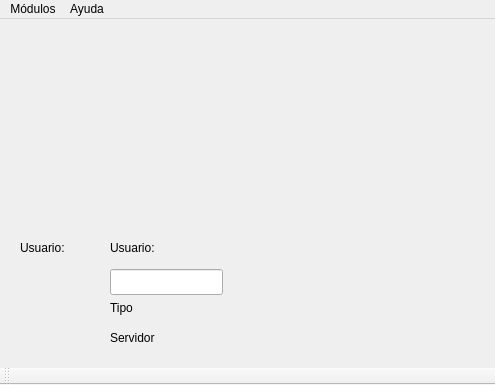
jorge-luis-dev/Arenita, file principal.ui: the form before one commit.
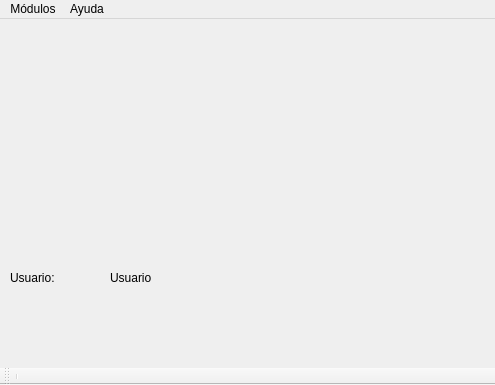
The form after the commit.

Patch:
```diff
--- a/principal.ui
+++ b/principal.ui
@@ -18,8 +18,8 @@
     <property name="geometry">
      <rect>
       <x>110</x>
-      <y>220</y>
-      <width>56</width>
+      <y>250</y>
+      <width>61</width>
       <height>18</height>
      </rect>
     </property>
@@ -27,14 +27,17 @@
      <string>&lt;html&gt;&lt;head/&gt;&lt;body&gt;&lt;p&gt;Nombre de usuario&lt;/p&gt;&lt;/body&gt;&lt;/html&gt;</string>
     </property>
     <property name="text">
-     <string>Usuario:</string>
+     <string>Usuario</string>
+    </property>
+    <property name="scaledContents">
+     <bool>true</bool>
     </property>
    </widget>
    <widget class="QLabel" name="lblNombreUsuario">
     <property name="geometry">
      <rect>
-      <x>20</x>
-      <y>220</y>
+      <x>10</x>
+      <y>250</y>
       <width>119</width>
       <height>18</height>
      </rect>
@@ -43,42 +46,6 @@
      <string>Usuario: </string>
     </property>
    </widget>
-   <widget class="QLineEdit" name="txtClave">
-    <property name="geometry">
-     <rect>
-      <x>110</x>
-      <y>250</y>
-      <width>113</width>
-      <height>26</height>
-     </rect>
-    </property>
-   </widget>
-   <widget class="QLabel" name="lblTipo">
-    <property name="geometry">
-     <rect>
-      <x>110</x>
-      <y>280</y>
-      <width>151</width>
-      <height>18</height>
-     </rect>
-    </property>
-    <property name="text">
-     <string>Tipo</string>
-    </property>
-   </widget>
-   <widget class="QLabel" name="lblServidor">
-    <property name="geometry">
-     <rect>
-      <x>110</x>
-      <y>310</y>
-      <width>72</width>
-      <height>18</height>
-     </rect>
-    </property>
-    <property name="text">
-     <string>Servidor</string>
-    </property>
-   </widget>
   </widget>
   <widget class="QMenuBar" name="menuBar">
    <property name="geometry">
@@ -113,8 +80,9 @@
     <enum>BottomToolBarArea</enum>
    </attribute>
    <attribute name="toolBarBreak">
-    <bool>false</bool>
+    <bool>true</bool>
    </attribute>
+   <addaction name="separator"/>
   </widget>
   <action name="actionAcerca_de">
    <property name="text">
```
Left out of the diff: 7 changed lines with no effect on the pictures.
